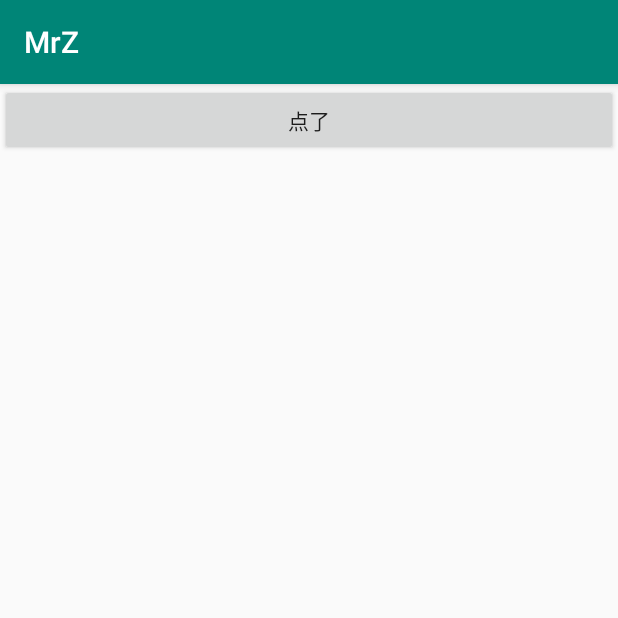
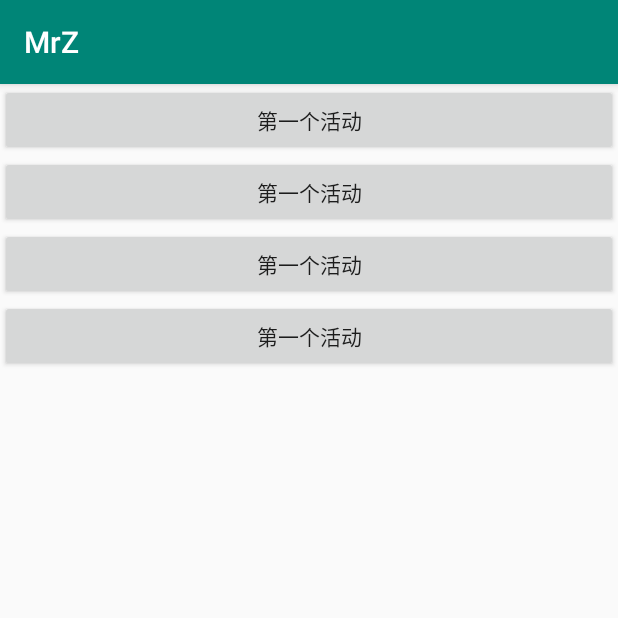
Before and after one commit to zmxka/MrZ, an Android app: the screen it shows after launch (MainActivity), on a phone screen of 412 x 824 dp, the top half of it. Run offline under Robolectric (Android 15) with nearby library versions, the phone set to English and light mode, and no system bars.

Commit message:
创建第一个活动 使用Toast 使用Menu

```diff
--- a/app/src/main/AndroidManifest.xml
+++ b/app/src/main/AndroidManifest.xml
@@ -9,6 +9,7 @@
         android:roundIcon="@mipmap/ic_launcher_round"
         android:supportsRtl="true"
         android:theme="@style/AppTheme">
+        <activity android:name=".FirstActivity"></activity>
         <activity android:name=".MainActivity">
             <intent-filter>
                 <action android:name="android.intent.action.MAIN" />
--- a/app/src/main/res/layout/activity_main.xml
+++ b/app/src/main/res/layout/activity_main.xml
@@ -8,5 +8,26 @@
         android:id="@+id/button_1"
         android:layout_width="match_parent"
         android:layout_height="wrap_content"
-        android:text="点了"/>
+        android:text="第一个活动"/>
+
+
+    <Button
+        android:id="@+id/button_2"
+        android:layout_width="match_parent"
+        android:layout_height="wrap_content"
+        android:text="第一个活动"/>
+
+
+    <Button
+        android:id="@+id/button_3"
+        android:layout_width="match_parent"
+        android:layout_height="wrap_content"
+        android:text="第一个活动"/>
+
+
+    <Button
+        android:id="@+id/button_4"
+        android:layout_width="match_parent"
+        android:layout_height="wrap_content"
+        android:text="第一个活动"/>
 </LinearLayout>
```
Also changed, not shown: app/src/main/java/com/example/mrz/FirstActivity.java (added, +52 -0 lines), app/src/main/java/com/example/mrz/MainActivity.java (+4 -3 lines), app/src/main/res/layout/activity_first.xml (added, +12 -0 lines), app/src/main/res/menu/main.xml (added, +10 -0 lines).
